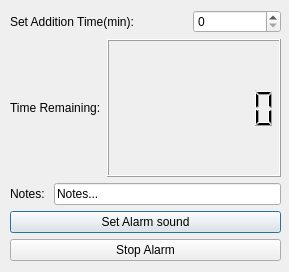
Qt form ui/timerDialog.ui (Brewtarget/brewtarget) before a commit.
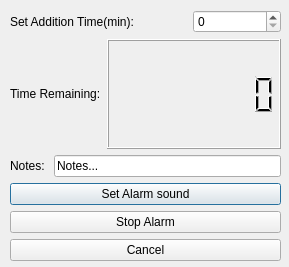
The same form after that commit.

Commit message: Added cancel timer buttons. Fixed the positioning of new timers. Added hop amounts to notes.

```diff
--- a/ui/timerDialog.ui
+++ b/ui/timerDialog.ui
@@ -7,13 +7,25 @@
     <x>0</x>
     <y>0</y>
     <width>289</width>
-    <height>272</height>
+    <height>267</height>
    </rect>
   </property>
+  <property name="minimumSize">
+   <size>
+    <width>289</width>
+    <height>267</height>
+   </size>
+  </property>
+  <property name="maximumSize">
+   <size>
+    <width>289</width>
+    <height>267</height>
+   </size>
+  </property>
   <property name="windowTitle">
    <string>Addition Timer</string>
   </property>
-  <widget class="QWidget" name="">
+  <widget class="QWidget" name="layoutWidget">
    <property name="geometry">
     <rect>
      <x>10</x>
@@ -123,6 +135,13 @@
       </property>
      </widget>
     </item>
+    <item>
+     <widget class="QPushButton" name="cancelButton">
+      <property name="text">
+       <string>Cancel</string>
+      </property>
+     </widget>
+    </item>
    </layout>
   </widget>
  </widget>
```
The commit also changes 5 other files.
